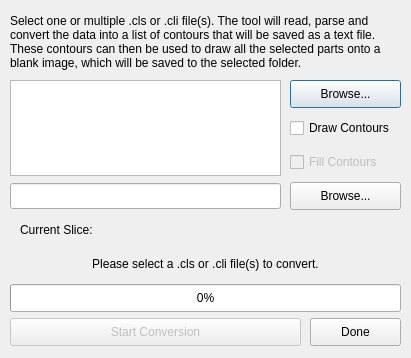
Qt form gui/dialogSliceConverter.ui (Spinarakk/defectmonitor) before a commit.
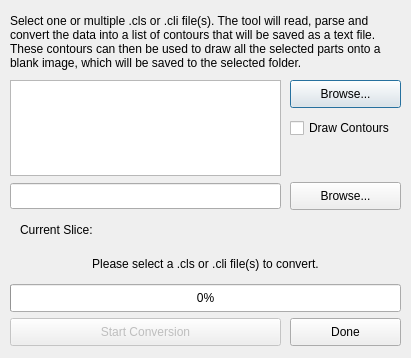
The same form after that commit. Icons and pictures are not drawn.

```diff
--- a/gui/dialogSliceConverter.ui
+++ b/gui/dialogSliceConverter.ui
@@ -72,7 +72,7 @@
     <rect>
      <x>10</x>
      <y>318</y>
-     <width>291</width>
+     <width>271</width>
      <height>28</height>
     </rect>
    </property>
@@ -83,9 +83,9 @@
   <widget class="QPushButton" name="buttonDone">
    <property name="geometry">
     <rect>
-     <x>310</x>
+     <x>290</x>
      <y>318</y>
-     <width>91</width>
+     <width>111</width>
      <height>28</height>
     </rect>
    </property>
@@ -131,22 +131,6 @@
     <set>Qt::AlignCenter</set>
    </property>
   </widget>
-  <widget class="QCheckBox" name="checkFill">
-   <property name="enabled">
-    <bool>false</bool>
-   </property>
-   <property name="geometry">
-    <rect>
-     <x>290</x>
-     <y>148</y>
-     <width>111</width>
-     <height>28</height>
-    </rect>
-   </property>
-   <property name="text">
-    <string>Fill Contours</string>
-   </property>
-  </widget>
   <widget class="QLabel" name="labelStatusSlice">
    <property name="geometry">
     <rect>
```
Left out of the diff: 4 changed lines with no effect on the pictures.
